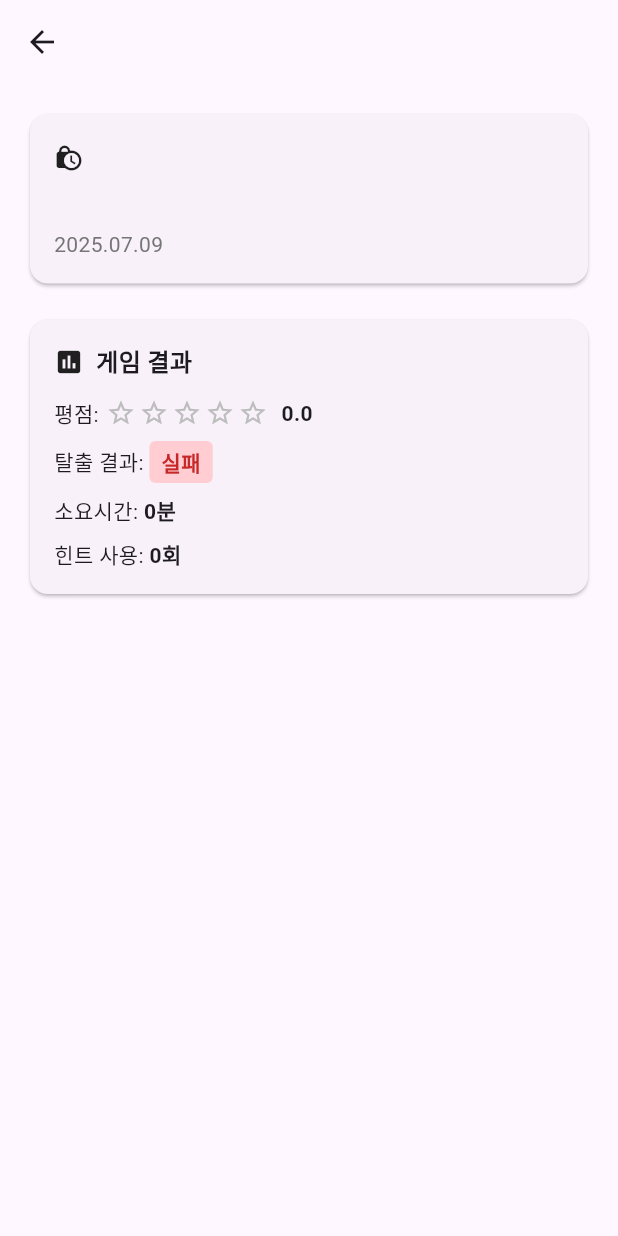
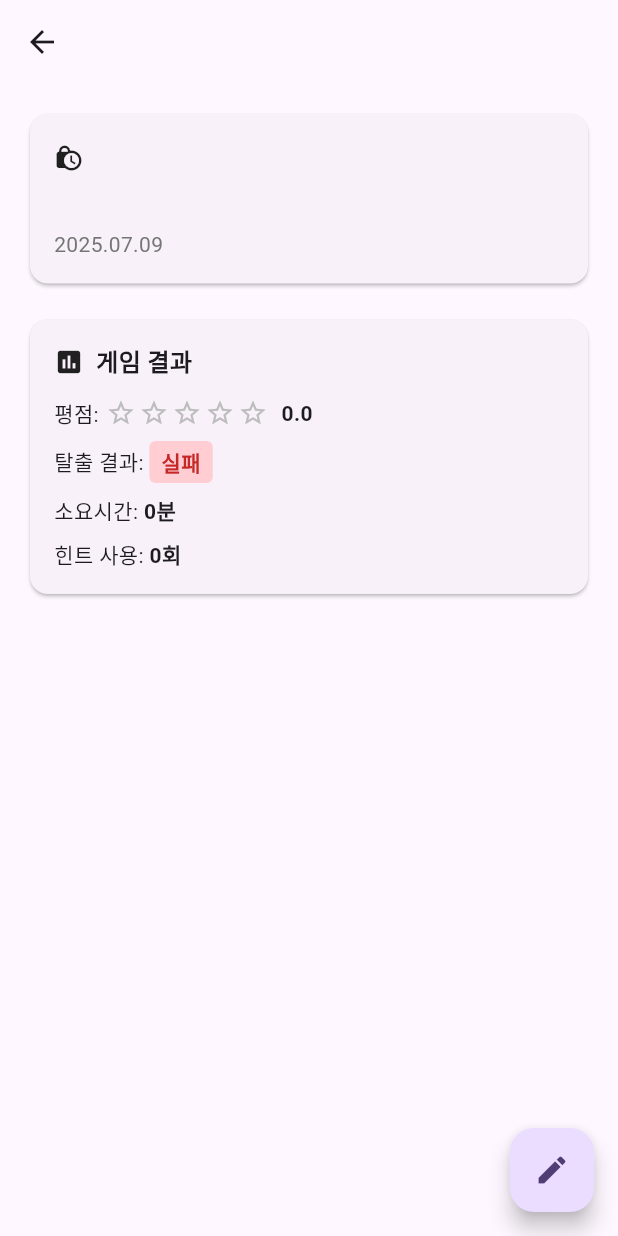
Before and after one commit to JiyongInSpace/jiyong-in-the-room, a Flutter app: the DiaryDetailScreen screen opened directly with empty values, on a phone screen of 412 x 824 dp. Run offline on Flutter 3.47's test engine with Material 3 defaults, Android fonts, the phone set to English and light mode, and no system bars.

Commit message:
[ADD] edit diary

```diff
--- a/lib/screens/diary_detail_screen.dart
+++ b/lib/screens/diary_detail_screen.dart
@@ -1,13 +1,22 @@
 import 'package:flutter/material.dart';
 import 'package:jiyong_in_the_room/models/diary.dart';
+import 'package:jiyong_in_the_room/screens/edit_diary_screen.dart';
 
-class DiaryDetailScreen extends StatelessWidget {
+class DiaryDetailScreen extends StatefulWidget {
   final DiaryEntry entry;
+  final void Function(DiaryEntry)? onUpdate;
 
   const DiaryDetailScreen({
     super.key,
     required this.entry,
+    this.onUpdate,
   });
+
+  @override
+  State<DiaryDetailScreen> createState() => _DiaryDetailScreenState();
+}
+
+class _DiaryDetailScreenState extends State<DiaryDetailScreen> {
 
   String formatDate(DateTime date) {
     return '${date.year}.${date.month.toString().padLeft(2, '0')}.${date.day.toString().padLeft(2, '0')}';
@@ -57,7 +66,7 @@ class DiaryDetailScreen extends StatelessWidget {
   Widget build(BuildContext context) {
     return Scaffold(
       appBar: AppBar(
-        title: Text(entry.theme.name),
+        title: Text(widget.entry.theme.name),
       ),
       body: SingleChildScrollView(
         padding: const EdgeInsets.all(16.0),
@@ -75,7 +84,7 @@ class DiaryDetailScreen extends StatelessWidget {
                         const Icon(Icons.lock_clock, size: 20),
                         const SizedBox(width: 8),
                         Text(
-                          entry.cafe.name,
+                          widget.entry.cafe.name,
                           style: const TextStyle(
                             fontSize: 18,
                             fontWeight: FontWeight.bold,
@@ -85,7 +94,7 @@ class DiaryDetailScreen extends StatelessWidget {
                     ),
                     const SizedBox(height: 8),
                     Text(
-                      entry.theme.name,
+                      widget.entry.theme.name,
                       style: const TextStyle(
                         fontSize: 16,
                         fontWeight: FontWeight.w600,
@@ -93,7 +102,7 @@ class DiaryDetailScreen extends StatelessWidget {
                     ),
                     const SizedBox(height: 4),
                     Text(
-                      formatDate(entry.date),
+                      formatDate(widget.entry.date),
                       style: TextStyle(
                         fontSize: 14,
                         color: Colors.grey[600],
@@ -105,7 +114,7 @@ class DiaryDetailScreen extends StatelessWidget {
             ),
             const SizedBox(height: 16),
 
-            if (entry.friends != null && entry.friends!.isNotEmpty) ...[
+            if (widget.entry.friends != null && widget.entry.friends!.isNotEmpty) ...[
               Card(
                 child: Padding(
                   padding: const EdgeInsets.all(16.0),
@@ -129,7 +138,7 @@ class DiaryDetailScreen extends StatelessWidget {
                       Wrap(
                         spacing: 8,
                         runSpacing: 4,
-                        children: entry.friends!
+                        children: widget.entry.friends!
                             .map((friend) => Chip(
                                   label: Text(friend.user.name),
                                   backgroundColor: Colors.blue[50],
@@ -164,14 +173,14 @@ class DiaryDetailScreen extends StatelessWidget {
                     ),
                     const SizedBox(height: 12),
 
-                    if (entry.rating != null) ...[
+                    if (widget.entry.rating != null) ...[
                       Row(
                         children: [
                           const Text('평점: '),
-                          _buildStarRating(entry.rating!),
+                          _buildStarRating(widget.entry.rating!),
                           const SizedBox(width: 8),
                           Text(
-                            entry.rating!.toStringAsFixed(1),
+                            widget.entry.rating!.toStringAsFixed(1),
                             style: const TextStyle(fontWeight: FontWeight.bold),
                           ),
                         ],
@@ -179,20 +188,20 @@ class DiaryDetailScreen extends StatelessWidget {
                       const SizedBox(height: 8),
                     ],
 
-                    if (entry.escaped != null) ...[
+                    if (widget.entry.escaped != null) ...[
                       Row(
                         children: [
                           const Text('탈출 결과: '),
                           Container(
                             padding: const EdgeInsets.symmetric(horizontal: 8, vertical: 4),
                             decoration: BoxDecoration(
-                              color: entry.escaped! ? Colors.green[100] : Colors.red[100],
+                              color: widget.entry.escaped! ? Colors.green[100] : Colors.red[100],
                               borderRadius: BorderRadius.circular(4),
                             ),
                             child: Text(
-                              entry.escaped! ? '성공' : '실패',
+                              widget.entry.escaped! ? '성공' : '실패',
                               style: TextStyle(
-                                color: entry.escaped! ? Colors.green[800] : Colors.red[800],
+                                color: widget.entry.escaped! ? Colors.green[800] : Colors.red[800],
                                 fontWeight: FontWeight.bold,
                               ),
                             ),
@@ -202,12 +211,12 @@ class DiaryDetailScreen extends StatelessWidget {
                       const SizedBox(height: 8),
                     ],
 
-                    if (entry.timeTaken != null) ...[
+                    if (widget.entry.timeTaken != null) ...[
                       Row(
                         children: [
                           const Text('소요시간: '),
                           Text(
-                            '${entry.timeTaken!.inMinutes}분',
+                            '${widget.entry.timeTaken!.inMinutes}분',
                             style: const TextStyle(fontWeight: FontWeight.bold),
                           ),
                         ],
@@ -215,12 +224,12 @@ class DiaryDetailScreen extends StatelessWidget {
                       const SizedBox(height: 8),
                     ],
 
-                    if (entry.hintUsedCount != null) ...[
+                    if (widget.entry.hintUsedCount != null) ...[
                       Row(
                         children: [
                           const Text('힌트 사용: '),
                           Text(
-                            '${entry.hintUsedCount}회',
+                            '${widget.entry.hintUsedCount}회',
                             style: const TextStyle(fontWeight: FontWeight.bold),
                           ),
                         ],
@@ -231,7 +240,7 @@ class DiaryDetailScreen extends StatelessWidget {
               ),
             ),
 
-            if (entry.memo != null && entry.memo!.isNotEmpty) ...[
+            if (widget.entry.memo != null && widget.entry.memo!.isNotEmpty) ...[
               const SizedBox(height: 16),
               Card(
                 child: Padding(
@@ -254,7 +263,7 @@ class DiaryDetailScreen extends StatelessWidget {
                       ),
                       const SizedBox(height: 8),
                       Text(
-                        entry.memo!,
+                        widget.entry.memo!,
                         style: const TextStyle(fontSize: 14),
                       ),
                     ],
@@ -265,6 +274,24 @@ class DiaryDetailScreen extends StatelessWidget {
           ],
         ),
       ),
+      floatingActionButton: FloatingActionButton(
+        onPressed: () async {
+          final result = await Navigator.push(
+            context,
+            MaterialPageRoute(
+              builder: (context) => EditDiaryScreen(entry: widget.entry),
+            ),
+          );
+
+          if (result != null && result is DiaryEntry && mounted) {
+            if (widget.onUpdate != null) {
+              widget.onUpdate!(result);
+            }
+            Navigator.pop(context, result);
+          }
+        },
+        child: const Icon(Icons.edit),
+      ),
     );
   }
 }
```
Also changed, not shown: lib/main.dart (+14 -1 lines), lib/screens/diary_list_screen.dart (+16 -3 lines), lib/screens/edit_diary_screen.dart (renamed from lib/screens/write_diary_screen.dart, +103 -30 lines).
